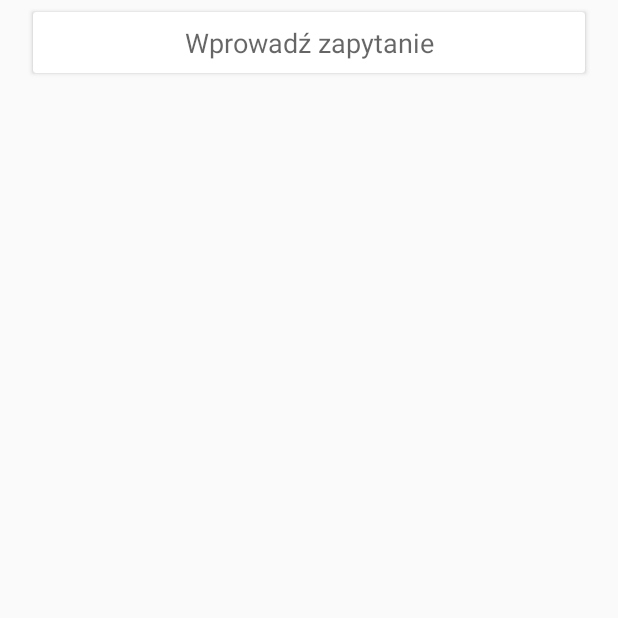
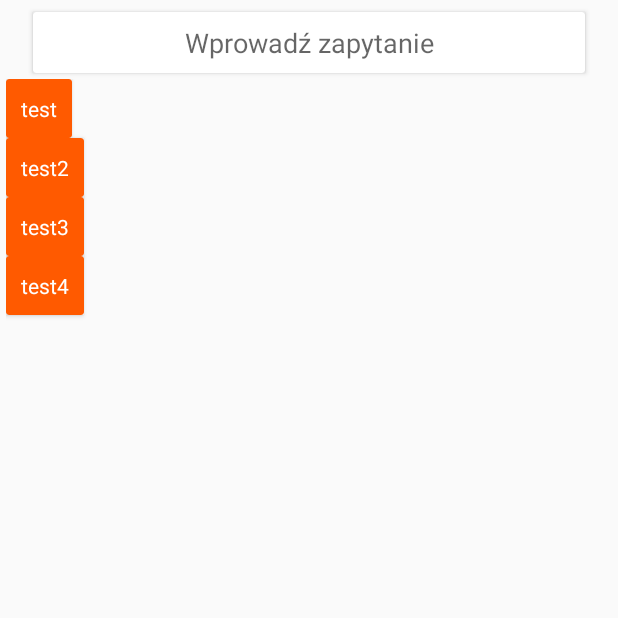
Before and after one commit to ziomollo/BrainCode2k18, an Android app: the ResultActivity screen opened directly, with no data from a screen before it, on a phone screen of 412 x 824 dp, the top half of it. Run offline under Robolectric (Android 15) with nearby library versions, the phone set to English and light mode, and no system bars; our stand-ins replace Picasso; pictures from the network do not load.

Commit message:
search pherse

```diff
--- a/Android/Heimdall/app/src/main/java/pl/braincode/heimdall/activities/ResultActivity.java
+++ b/Android/Heimdall/app/src/main/java/pl/braincode/heimdall/activities/ResultActivity.java
@@ -15,6 +15,7 @@ import java.util.List;
 
 import pl.braincode.heimdall.R;
 import pl.braincode.heimdall.adapters.ResultAdapter;
+import pl.braincode.heimdall.adapters.SearchPhraseAdapter;
 import pl.braincode.heimdall.models.ResultItem;
 import pl.braincode.heimdall.models.SearchPhrase;
 import pl.braincode.heimdall.services.BifrostAPI;
@@ -28,9 +29,14 @@ public class ResultActivity extends AppCompatActivity {
     private static final String TAG = ResultActivity.class.getSimpleName();
 
     public static final String SEARCH_PHRASE_EXTRA = "SEARCH_PHRASE_EXTRA";
+
     private RecyclerView recyclerView;
     private ResultAdapter resultAdapter;
     private RecyclerView.LayoutManager layoutManager;
+
+    private RecyclerView searchPhraseRecyclerView;
+    private SearchPhraseAdapter searchPhraseResultAdapter;
+    private RecyclerView.LayoutManager searchPhraseLayoutManager;
 
     ArrayList<ResultItem> results;
 
@@ -72,5 +78,19 @@ public class ResultActivity extends AppCompatActivity {
         recyclerView.setHasFixedSize(true);
         recyclerView.setLayoutManager(layoutManager);
         recyclerView.setAdapter(resultAdapter);
+
+        ArrayList<SearchPhrase> searchPhrases = new ArrayList<>();
+        searchPhrases.add(new SearchPhrase("test"));
+        searchPhrases.add(new SearchPhrase("test2"));
+        searchPhrases.add(new SearchPhrase("test3"));
+        searchPhrases.add(new SearchPhrase("test4"));
+
+        searchPhraseLayoutManager = new LinearLayoutManager(this);
+
+        searchPhraseRecyclerView = findViewById(R.id.recyclerView);
+        searchPhraseResultAdapter = new SearchPhraseAdapter(searchPhrases);
+        searchPhraseRecyclerView.setLayoutManager(searchPhraseLayoutManager);
+        searchPhraseRecyclerView.setAdapter(searchPhraseResultAdapter);
+
     }
 }
--- /dev/null
+++ b/Android/Heimdall/app/src/main/java/pl/braincode/heimdall/adapters/SearchPhraseAdapter.java
@@ -0,0 +1,58 @@
+package pl.braincode.heimdall.adapters;
+
+import android.content.Intent;
+import android.net.Uri;
+import android.support.v7.widget.RecyclerView;
+import android.view.LayoutInflater;
+import android.view.View;
+import android.view.ViewGroup;
+import android.widget.ImageView;
+import android.widget.TextView;
+
+import com.squareup.picasso.Picasso;
+
+import java.util.ArrayList;
+
+import pl.braincode.heimdall.R;
+import pl.braincode.heimdall.models.ResultItem;
+import pl.braincode.heimdall.models.SearchPhrase;
+
+public class SearchPhraseAdapter extends RecyclerView.Adapter<SearchPhraseAdapter.ViewHolder> {
+
+    private ArrayList<SearchPhrase> searchPhrases;
+
+    public static class ViewHolder extends RecyclerView.ViewHolder {
+
+        public TextView textView;
+
+        public ViewHolder(View view) {
+            super(view);
+            textView = view.findViewById(R.id.phrase);
+        }
+    }
+
+    public SearchPhraseAdapter(ArrayList<SearchPhrase> searchPhrases) {
+        this.searchPhrases = searchPhrases;
+    }
+
+    @Override
+    public SearchPhraseAdapter.ViewHolder onCreateViewHolder(ViewGroup parent, int viewType) {
+        View view = LayoutInflater.from(parent.getContext())
+                .inflate(R.layout.search_phrase_item, parent, false);
+        ViewHolder viewHolder = new ViewHolder(view);
+        return viewHolder;
+    }
+
+    @Override
+    public void onBindViewHolder(ViewHolder holder, int position) {
+        SearchPhrase searchPhrase = searchPhrases.get(position);
+
+        holder.textView.setText(searchPhrase.phrase);
+    }
+
+    @Override
+    public int getItemCount() {
+        return searchPhrases.size();
+    }
+
+}
--- a/Android/Heimdall/app/src/main/res/layout/activity_result.xml
+++ b/Android/Heimdall/app/src/main/res/layout/activity_result.xml
@@ -5,6 +5,13 @@
     android:layout_width="match_parent"
     android:layout_height="match_parent"
     tools:context=".activities.ResultActivity">
+
+    <android.support.v7.widget.RecyclerView
+        android:id="@+id/searchPharseRecyclerView"
+        android:layout_width="73dp"
+        android:layout_height="421dp"
+        app:layout_constraintTop_toTopOf="parent"
+        tools:layout_editor_absoluteX="124dp" />
 
     <android.support.v7.widget.RecyclerView
         android:id="@+id/recyclerView"
@@ -32,14 +39,15 @@
 
         <EditText
             android:id="@+id/editText"
-            android:background="@android:color/transparent"
-            android:textAlignment="center"
-            android:padding="8dp"
             android:layout_width="match_parent"
             android:layout_height="wrap_content"
+            android:background="@android:color/transparent"
             android:ems="10"
+            android:hint="Wprowadź zapytanie"
             android:inputType="textPersonName"
-            android:hint="Wprowadź zapytanie"
-            android:text="" />
+            android:padding="8dp"
+            android:text=""
+            android:textAlignment="center" />
     </android.support.v7.widget.CardView>
+
 </android.support.constraint.ConstraintLayout>
--- /dev/null
+++ b/Android/Heimdall/app/src/main/res/layout/search_phrase_item.xml
@@ -0,0 +1,17 @@
+<?xml version="1.0" encoding="utf-8"?>
+<android.support.v7.widget.CardView xmlns:android="http://schemas.android.com/apk/res/android"
+    xmlns:app="http://schemas.android.com/apk/res-auto"
+    android:layout_width="wrap_content"
+    android:layout_height="wrap_content"
+    android:background="#ff5a00"
+    app:cardBackgroundColor="#ff5a00">
+
+    <TextView
+        android:id="@+id/phrase"
+        android:layout_width="wrap_content"
+        android:layout_height="wrap_content"
+        android:layout_margin="10dp"
+        android:gravity="center_vertical|center_horizontal"
+        android:text="Tekst"
+        android:textColor="#FFFFFF" />
+</android.support.v7.widget.CardView>
```
